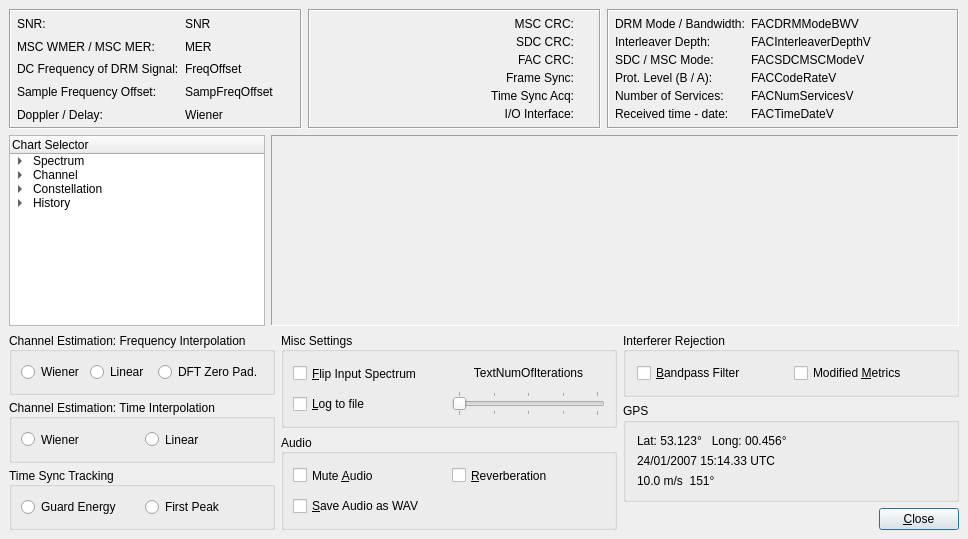
This is dream/src/GUI-QT/systemevalDlgbase.ui in mmjee/dream-patched as Qt 5 draws it before an edit. The edited form follows.
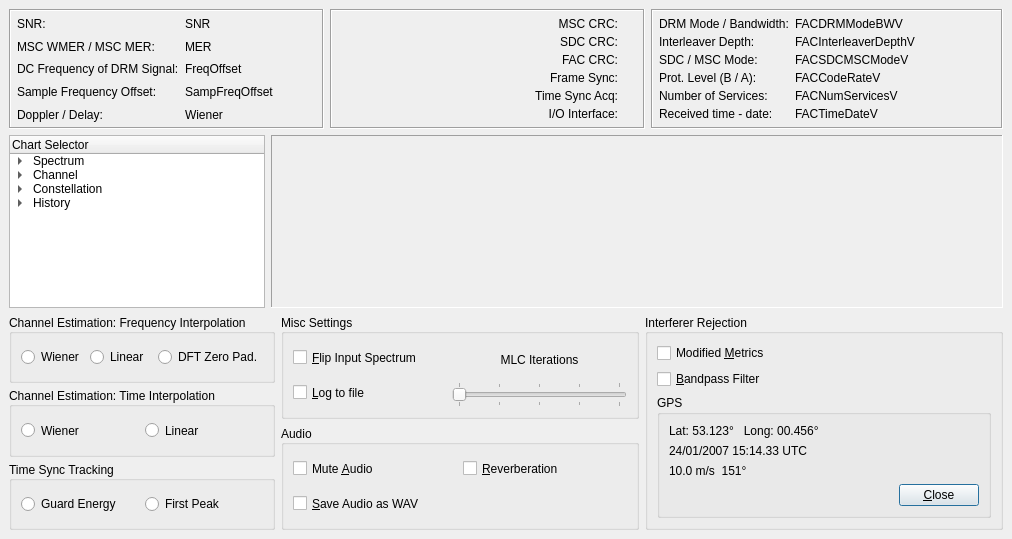
This is the edited form. Icons and pictures are not drawn. Custom widgets are drawn as their Qt base class.

Commit message: QCustomPlot implementation of the Evaluation Dialog - not quite finished but close.

Diff of the .ui file:
```diff
--- a/dream/src/GUI-QT/systemevalDlgbase.ui
+++ b/dream/src/GUI-QT/systemevalDlgbase.ui
@@ -6,7 +6,7 @@
    <rect>
     <x>0</x>
     <y>0</y>
-    <width>968</width>
+    <width>1012</width>
     <height>539</height>
    </rect>
   </property>
@@ -18,13 +18,22 @@
     <normaloff>:/icons/MainIcon.svg</normaloff>:/icons/MainIcon.svg</iconset>
   </property>
   <widget class="QWidget" name="centralwidget">
-   <layout class="QVBoxLayout" name="verticalLayout">
+   <layout class="QVBoxLayout" name="verticalLayout_6">
     <item>
-     <layout class="QHBoxLayout">
+     <layout class="QHBoxLayout" name="display">
       <property name="spacing">
        <number>6</number>
       </property>
-      <property name="margin">
+      <property name="leftMargin">
+       <number>0</number>
+      </property>
+      <property name="topMargin">
+       <number>0</number>
+      </property>
+      <property name="rightMargin">
+       <number>0</number>
+      </property>
+      <property name="bottomMargin">
        <number>0</number>
       </property>
       <item>
@@ -878,7 +887,7 @@
      </layout>
     </item>
     <item>
-     <layout class="QHBoxLayout" name="horizontalLayout">
+     <layout class="QHBoxLayout" name="graph">
       <item>
        <widget class="QTreeWidget" name="chartSelector">
         <property name="sizePolicy">
@@ -1074,7 +1083,7 @@
        </widget>
       </item>
       <item>
-       <widget class="QFrame" name="frame">
+       <widget class="QFrame" name="framePlot">
         <property name="sizePolicy">
          <sizepolicy hsizetype="Expanding" vsizetype="Expanding">
           <horstretch>0</horstretch>
@@ -1094,32 +1103,37 @@
          <property name="margin">
           <number>0</number>
          </property>
-         <item>
-          <widget class="QwtPlot" name="plot">
-           <property name="sizePolicy">
-            <sizepolicy hsizetype="Minimum" vsizetype="Minimum">
-             <horstretch>0</horstretch>
-             <verstretch>0</verstretch>
-            </sizepolicy>
-           </property>
-           <property name="lineWidth">
+         <property name="topMargin">
+          <number>0</number>
+         </property>
+         <property name="rightMargin">
             <number>0</number>
            </property>
-          </widget>
-         </item>
+         <property name="bottomMargin">
+          <number>0</number>
+         </property>
         </layout>
        </widget>
       </item>
      </layout>
     </item>
     <item>
-     <layout class="QHBoxLayout" name="horizontalLayout_2">
+     <layout class="QHBoxLayout" name="controls">
       <item>
        <layout class="QVBoxLayout" name="_18">
         <property name="spacing">
          <number>4</number>
         </property>
-        <property name="margin">
+        <property name="leftMargin">
+         <number>0</number>
+        </property>
+        <property name="topMargin">
+         <number>0</number>
+        </property>
+        <property name="rightMargin">
+         <number>0</number>
+        </property>
+        <property name="bottomMargin">
          <number>0</number>
         </property>
         <item>
@@ -1292,7 +1306,16 @@
         <property name="spacing">
          <number>6</number>
         </property>
-        <property name="margin">
+        <property name="leftMargin">
+         <number>0</number>
+        </property>
+        <property name="topMargin">
+         <number>0</number>
+        </property>
+        <property name="rightMargin">
+         <number>0</number>
+        </property>
+        <property name="bottomMargin">
          <number>0</number>
         </property>
         <item>
@@ -1369,7 +1392,7 @@
                 </sizepolicy>
                </property>
                <property name="text">
-                <string>TextNumOfIterations</string>
+                <string>MLC Iterations</string>
                </property>
                <property name="alignment">
                 <set>Qt::AlignCenter</set>
@@ -1499,14 +1522,6 @@
        </layout>
       </item>
       <item>
-       <layout class="QVBoxLayout" name="_29">
-        <property name="spacing">
-         <number>6</number>
-        </property>
-        <property name="margin">
-         <number>0</number>
-        </property>
-        <item>
          <widget class="QGroupBox" name="GroupBoxInterfRej">
           <property name="sizePolicy">
            <sizepolicy hsizetype="Minimum" vsizetype="Fixed">
@@ -1520,20 +1535,7 @@
           <property name="alignment">
            <set>Qt::AlignLeading|Qt::AlignLeft|Qt::AlignVCenter</set>
           </property>
-          <layout class="QHBoxLayout" name="_30">
-           <property name="spacing">
-            <number>6</number>
-           </property>
-           <property name="margin">
-            <number>11</number>
-           </property>
-           <item>
-            <widget class="QCheckBox" name="CheckBoxRecFilter">
-             <property name="text">
-              <string>&amp;Bandpass Filter</string>
-             </property>
-            </widget>
-           </item>
+        <layout class="QVBoxLayout" name="verticalLayout_5">
            <item>
             <widget class="QCheckBox" name="CheckBoxModiMetric">
              <property name="text">
@@ -1541,7 +1543,11 @@
              </property>
             </widget>
            </item>
-          </layout>
+         <item>
+          <widget class="QCheckBox" name="CheckBoxRecFilter">
+           <property name="text">
+            <string>&amp;Bandpass Filter</string>
+           </property>
          </widget>
         </item>
         <item>
@@ -1555,29 +1561,7 @@
           <property name="title">
            <string>GPS</string>
           </property>
-          <layout class="QVBoxLayout" name="_31">
-           <property name="spacing">
-            <number>6</number>
-           </property>
-           <property name="margin">
-            <number>11</number>
-           </property>
-           <item>
-            <layout class="QHBoxLayout" name="_32">
-             <property name="spacing">
-              <number>6</number>
-             </property>
-             <property name="margin">
-              <number>0</number>
-             </property>
-             <item>
-              <layout class="QVBoxLayout" name="_33">
-               <property name="spacing">
-                <number>6</number>
-               </property>
-               <property name="margin">
-                <number>0</number>
-               </property>
+           <layout class="QVBoxLayout" name="verticalLayout">
                <item>
                 <widget class="QLabel" name="TextLabelGPSPosition">
                  <property name="text">
@@ -1608,48 +1592,8 @@
                  </property>
                 </widget>
                </item>
-              </layout>
-             </item>
              <item>
-              <spacer name="Spacer18">
-               <property name="orientation">
-                <enum>Qt::Horizontal</enum>
-               </property>
-               <property name="sizeType">
-                <enum>QSizePolicy::Expanding</enum>
-               </property>
-               <property name="sizeHint" stdset="0">
-                <size>
-                 <width>20</width>
-                 <height>20</height>
-                </size>
-               </property>
-              </spacer>
-             </item>
-             <item>
-              <layout class="QVBoxLayout" name="_34">
-               <property name="spacing">
-                <number>6</number>
-               </property>
-               <property name="margin">
-                <number>0</number>
-               </property>
-               <item>
-                <spacer name="Spacer21">
-                 <property name="orientation">
-                  <enum>Qt::Vertical</enum>
-                 </property>
-                 <property name="sizeType">
-                  <enum>QSizePolicy::MinimumExpanding</enum>
-                 </property>
-                 <property name="sizeHint" stdset="0">
-                  <size>
-                   <width>20</width>
-                   <height>20</height>
-                  </size>
-                 </property>
-                </spacer>
-               </item>
+             <layout class="QHBoxLayout" name="horizontalLayout">
                <item>
                 <widget class="CMultColorLED" name="LEDGPS" native="true">
                  <property name="minimumSize">
@@ -1666,32 +1610,14 @@
                  </property>
                 </widget>
                </item>
-              </layout>
-             </item>
-            </layout>
-           </item>
-          </layout>
-         </widget>
-        </item>
         <item>
-         <layout class="QHBoxLayout" name="_35">
-          <property name="spacing">
-           <number>6</number>
-          </property>
-          <property name="margin">
-           <number>0</number>
-          </property>
-          <item>
-           <spacer name="Spacer3">
+               <spacer name="horizontalSpacer_2">
             <property name="orientation">
              <enum>Qt::Horizontal</enum>
             </property>
-            <property name="sizeType">
-             <enum>QSizePolicy::Expanding</enum>
-            </property>
             <property name="sizeHint" stdset="0">
              <size>
-              <width>20</width>
+                  <width>40</width>
               <height>20</height>
              </size>
             </property>
@@ -1713,6 +1639,10 @@
          </layout>
         </item>
        </layout>
+          </widget>
+         </item>
+        </layout>
+       </widget>
       </item>
      </layout>
     </item>
@@ -1720,12 +1650,6 @@
   </widget>
  </widget>
  <customwidgets>
-  <customwidget>
-   <class>QwtPlot</class>
-   <extends>QFrame</extends>
-   <header>qwt_plot.h</header>
-   <container>1</container>
-  </customwidget>
   <customwidget>
    <class>CMultColorLED</class>
    <extends>QWidget</extends>
```
Left out of the diff: 204 changed lines with no effect on the pictures. Lines whose indentation alone changed are shown as unchanged. The commit also changes 27 other files.
